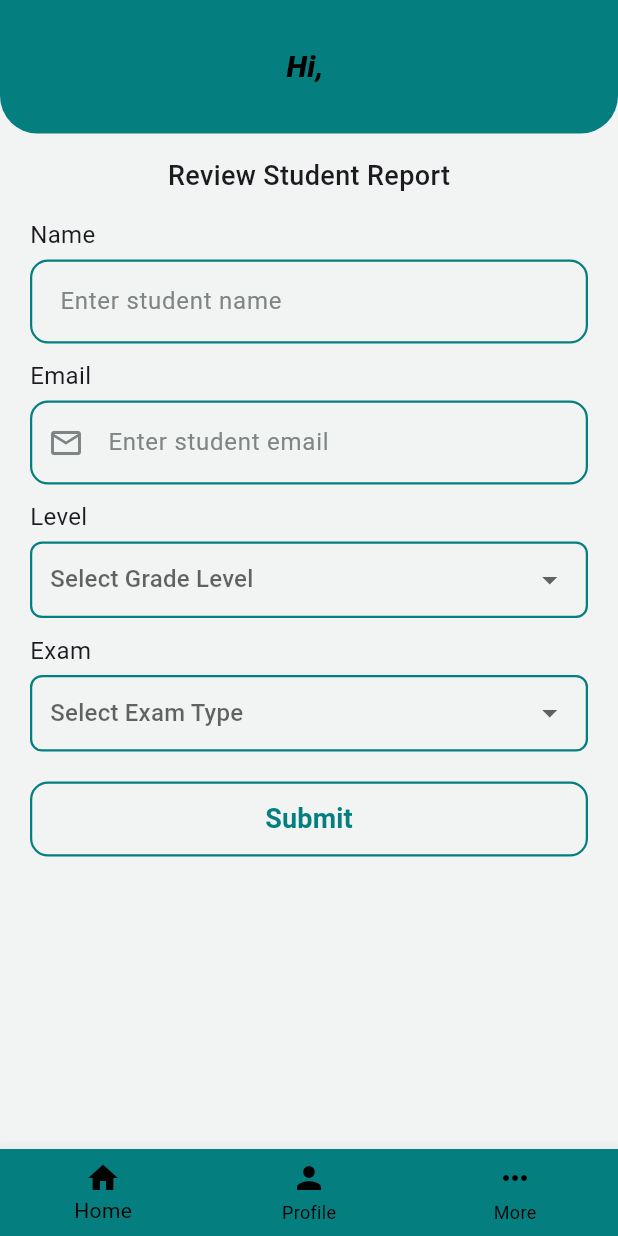
After one commit to Manar-Ashraf/EduSync, a Flutter app: the HomeParent screen opened by its route, on a phone screen of 412 x 824 dp. The commit adds this screen. Run offline on Flutter 3.47's test engine with Material 3 defaults, Android fonts, the light colour scheme and no system bars; our stand-ins replace cloud_firestore, firebase_auth, firebase_core, fl_chart, percent_indicator, table_calendar; accounts and stored records are empty.

Commit message:
Parent Home Screen

```diff
--- a/lib/main.dart
+++ b/lib/main.dart
@@ -1,7 +1,7 @@
 import 'package:edu_sync/screens/instructor/home_instructor.dart';
+import 'package:edu_sync/screens/parent/home_parent.dart';
 import 'package:edu_sync/screens/student/courses.dart';
 import 'package:edu_sync/screens/student/home_student.dart';
-import 'package:edu_sync/screens/profile.dart';
 import 'package:edu_sync/screens/student/profile_student.dart';
 import 'package:edu_sync/screens/student/report_student.dart';
 import 'package:edu_sync/screens/signin.dart';
@@ -26,11 +26,12 @@ class MyApp extends StatelessWidget {
         '/signin': (context) => Signin(),
         '/signup': (context) => SignUp(),
         '/profile': (context) => Profile(),
-        '/profile2': (context) => Profile2(),
+        //'/profile2': (context) => Profile2(),
         '/home_student': (context) => HomeStudent(),
         '/courses': (context) => Courses(),
         '/report_student': (context) => ReportStudent(),
         '/home_instructor': (context) => HomeInstructor(),
+        '/home_parent': (context) => HomeParent(),
 
       },
       debugShowCheckedModeBanner: false,
--- /dev/null
+++ b/lib/screens/parent/home_parent.dart
@@ -0,0 +1,278 @@
+import 'package:edu_sync/controllers/navigation3.dart';
+import 'package:edu_sync/screens/parent/student_report.dart';
+import 'package:edu_sync/widgets/bottom_bar_2.dart';
+import 'package:edu_sync/widgets/custom_button.dart';
+import 'package:edu_sync/widgets/custom_text_field.dart';
+import 'package:firebase_auth/firebase_auth.dart';
+import 'package:flutter/material.dart';
+import 'package:cloud_firestore/cloud_firestore.dart';
+
+class HomeParent extends StatefulWidget {
+  const HomeParent({super.key});
+
+  @override
+  State<HomeParent> createState() => _HomeParentState();
+}
+
+class _HomeParentState extends State<HomeParent> {
+  final _auth = FirebaseAuth.instance;
+  final _firestore = FirebaseFirestore.instance;
+
+  int _currentIndex = 0;
+  String _name = '';
+  String? _selectedLevel;
+  String? _selectedExam;
+  final List<String> _gradeLevels = List.generate(
+    12,
+    (index) => 'Grade ${index + 1}',
+  );
+  final List<String> _examTypes = ['First Term Exam', 'Second Term Exam'];
+  final TextEditingController _nameController = TextEditingController();
+  final TextEditingController _emailController = TextEditingController();
+
+  @override
+  void initState() {
+    super.initState();
+    fetchUserData();
+  }
+
+  Future<void> fetchUserData() async {
+    User? user = _auth.currentUser;
+    if (user != null) {
+      DocumentSnapshot userDoc =
+          await _firestore.collection('users').doc(user.uid).get();
+
+      if (userDoc.exists) {
+        setState(() {
+          _name = userDoc['name'] ?? '';
+        });
+      }
+    }
+  }
+
+  @override
+  void dispose() {
+    _nameController.dispose();
+    _emailController.dispose();
+    super.dispose();
+  }
+
+  @override
+  Widget build(BuildContext context) {
+    return Scaffold(
+      backgroundColor: const Color.fromRGBO(242, 243, 243, 1),
+      body: Column(
+        children: [
+          Container(
+            padding: const EdgeInsets.symmetric(horizontal: 16, vertical: 30),
+            decoration: const BoxDecoration(
+              color: Color.fromARGB(255, 5, 126, 128),
+              borderRadius: BorderRadius.only(
+                bottomLeft: Radius.circular(25),
+                bottomRight: Radius.circular(25),
+              ),
+            ),
+            child: Row(
+              children: [
+                Expanded(
+                  child: Column(
+                    crossAxisAlignment: CrossAxisAlignment.center,
+                    children: [
+                      Text(
+                        "Hi, $_name",
+                        style: const TextStyle(
+                          fontSize: 20,
+                          fontWeight: FontWeight.w900,
+                          fontStyle: FontStyle.italic,
+                          color: Colors.black,
+                        ),
+                      ),
+                    ],
+                  ),
+                ),
+              ],
+            ),
+          ),
+          Padding(
+            padding: const EdgeInsets.only(left: 20.0, right: 20.0, top: 15.0),
+            child: Column(
+              mainAxisAlignment: MainAxisAlignment.spaceEvenly,
+              children: [
+                Text(
+                  "Review Student Report",
+                  style: TextStyle(fontSize: 18, fontWeight: FontWeight.w500),
+                ),
+                const SizedBox(height: 15),
+                Row(
+                  mainAxisAlignment: MainAxisAlignment.start,
+                  children: [
+                    Text(
+                      'Name',
+                      style: TextStyle(
+                        fontSize: 16,
+                        fontWeight: FontWeight.normal,
+                      ),
+                    ),
+                  ],
+                ),
+                SizedBox(height: 5),
+                CustomTextField(
+                  controller: _nameController,
+                  labelText: 'Name',
+                  hintText: 'Enter student name',
+                  borderColor: const Color.fromARGB(255, 5, 126, 128),
+                ),
+                SizedBox(height: 10),
+                Row(
+                  mainAxisAlignment: MainAxisAlignment.start,
+                  children: [
+                    Text(
+                      'Email',
+                      style: TextStyle(
+                        fontSize: 16,
+                        fontWeight: FontWeight.normal,
+                      ),
+                    ),
+                  ],
+                ),
+                SizedBox(height: 5),
+                CustomTextField(
+                  controller: _emailController,
+                  labelText: 'Email',
+                  hintText: 'Enter student email',
+                  icon: Icons.email_outlined,
+                  borderColor: const Color.fromARGB(255, 5, 126, 128),
+                ),
+                SizedBox(height: 10),
+                Row(
+                  mainAxisAlignment: MainAxisAlignment.start,
+                  children: [
+                    Text(
+                      'Level',
+                      style: TextStyle(
+                        fontSize: 16,
+                        fontWeight: FontWeight.normal,
+                      ),
+                    ),
+                  ],
+                ),
+                SizedBox(height: 5),
+                Container(
+                  width: double.infinity,
+                  padding: const EdgeInsets.symmetric(horizontal: 12),
+                  decoration: BoxDecoration(
+                    borderRadius: BorderRadius.circular(8),
+                    border: Border.all(
+                      color: const Color.fromARGB(255, 5, 126, 128),
+                      width: 1.5,
+                    ),
+                  ),
+                  child: DropdownButton<String>(
+                    value: _selectedLevel,
+                    hint: const Text('Select Grade Level'),
+                    isExpanded: true,
+                    underline: const SizedBox(), // Remove default underline
+                    items:
+                        _gradeLevels.map((String value) {
+                          return DropdownMenuItem<String>(
+                            value: value,
+                            child: Text(value),
+                          );
+                        }).toList(),
+                    onChanged: (String? newValue) {
+                      setState(() {
+                        _selectedLevel = newValue;
+                      });
+                    },
+                  ),
+                ),
+                SizedBox(height: 10),
+                Row(
+                  mainAxisAlignment: MainAxisAlignment.start,
+                  children: [
+                    Text(
+                      'Exam',
+                      style: TextStyle(
+                        fontSize: 16,
+                        fontWeight: FontWeight.normal,
+                      ),
+                    ),
+                  ],
+                ),
+                SizedBox(height: 5),
+                Container(
+                  width: double.infinity,
+                  padding: const EdgeInsets.symmetric(horizontal: 12),
+                  decoration: BoxDecoration(
+                    borderRadius: BorderRadius.circular(8),
+                    border: Border.all(
+                      color: const Color.fromARGB(255, 5, 126, 128),
+                      width: 1.5,
+                    ),
+                  ),
+                  child: DropdownButton<String>(
+                    value: _selectedExam,
+                    hint: const Text('Select Exam Type'),
+                    isExpanded: true,
+                    underline: const SizedBox(),
+                    items:
+                        _examTypes.map((String value) {
+                          return DropdownMenuItem<String>(
+                            value: value,
+                            child: Text(value),
+                          );
+                        }).toList(),
+                    onChanged: (String? newValue) {
+                      setState(() {
+                        _selectedExam = newValue;
+                      });
+                    },
+                  ),
+                ),
+                SizedBox(height: 20),
+                CustomButton(
+                  text: 'Submit',
+                  onPressed: () {
+                    if (_nameController.text.isNotEmpty &&
+                        _emailController.text.isNotEmpty &&
+                        _selectedLevel != null &&
+                        _selectedExam != null) {
+                      Navigator.push(
+                        context,
+                        MaterialPageRoute(
+                          builder:
+                              (context) => StudentReport(
+                                // studentName: _nameController.text,
+                                // studentEmail: _emailController.text,
+                                // studentLevel: _selectedLevel!,
+                                // examType: _selectedExam!,
+                              ),
+                        ),
+                      );
+                    } else {
+                      ScaffoldMessenger.of(context).showSnackBar(
+                        const SnackBar(content: Text('Please fill all fields')),
+                      );
+                    }
+                  },
+                  backgroundColor: const Color.fromRGBO(242, 243, 243, 1),
+                  textColor: Color.fromARGB(255, 5, 126, 128),
+                  borderColor: const Color.fromARGB(255, 5, 126, 128),
+                ),
+              ],
+            ),
+          ),
+        ],
+      ),
+      bottomNavigationBar: BottomBar2(
+        currentIndex: _currentIndex,
+        onTap: (index) {
+          setState(() {
+            _currentIndex = index;
+          });
+          Navigation3.onItemTapped(context, index);
+        },
+      ),
+    );
+  }
+}
--- a/lib/screens/signin.dart
+++ b/lib/screens/signin.dart
@@ -52,9 +52,9 @@ class _SigninState extends State<Signin> {
         case 'instructor':
           Navigator.pushReplacementNamed(context, '/home_instructor');
           break;
-        // case 'parent':
-        //   Navigator.pushReplacementNamed(context, '/profile2');
-        //   break;
+        case 'parent':
+          Navigator.pushReplacementNamed(context, '/home_parent');
+          break;
         default:
           setState(() {
             errorMessage = 'Unknown role: $role';
```
Also changed, not shown: lib/controllers/navigation3.dart (renamed from lib/controllers/navigation.dart, +9 -9 lines), lib/screens/parent/student_report.dart (added, +15 -0 lines), lib/screens/profile.dart (+18 -9 lines).
